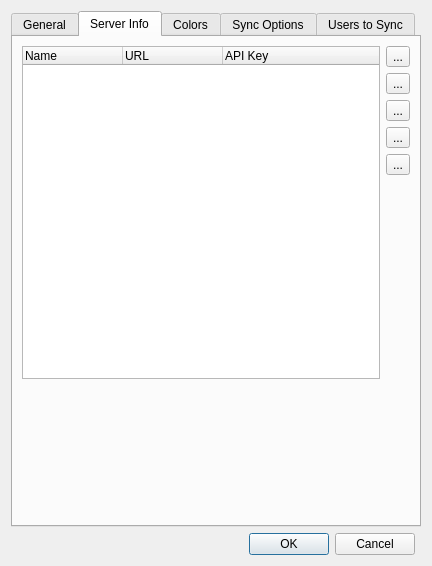
First picture: the form in UI/SettingsDlg.ui, repository towel42-com/EmbySync, before the edit.
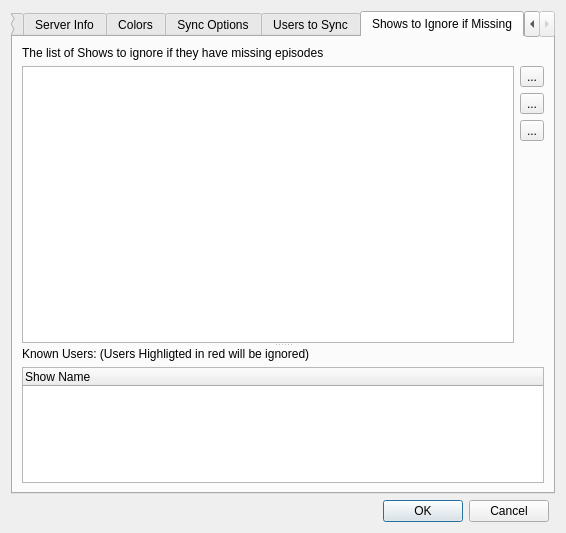
Second picture: the form after the edit. Icons and pictures are not drawn.

Commit message: Working finding of missing episodes

Diff of the .ui file:
```diff
--- a/UI/SettingsDlg.ui
+++ b/UI/SettingsDlg.ui
@@ -6,8 +6,8 @@
    <rect>
     <x>0</x>
     <y>0</y>
-    <width>432</width>
-    <height>566</height>
+    <width>566</width>
+    <height>533</height>
    </rect>
   </property>
   <property name="windowTitle">
@@ -17,7 +17,7 @@
    <item row="2" column="0" colspan="2">
     <widget class="QTabWidget" name="tabWidget">
      <property name="currentIndex">
-      <number>1</number>
+      <number>5</number>
      </property>
      <widget class="QWidget" name="tab_5">
       <attribute name="title">
@@ -435,9 +435,62 @@
           </size>
          </property>
         </spacer>
+       </item>
+      </layout>
+     </widget>
+     <widget class="QWidget" name="showsToIgnoreTab">
+      <attribute name="title">
+       <string>Shows to Ignore if Missing</string>
+      </attribute>
+      <layout class="QVBoxLayout" name="verticalLayout_4">
+       <item>
+        <widget class="QSplitter" name="splitter_2">
+         <property name="orientation">
+          <enum>Qt::Vertical</enum>
+         </property>
+         <widget class="QWidget" name="">
+          <layout class="QGridLayout" name="gridLayout_6">
+           <item row="0" column="0">
+            <widget class="QLabel" name="label_8">
+             <property name="text">
+              <string>The list of Shows to ignore if they have missing episodes</string>
+             </property>
+            </widget>
+           </item>
+           <item row="1" column="0" rowspan="4">
+            <widget class="QListWidget" name="showsList">
+             <property name="sizePolicy">
+              <sizepolicy hsizetype="Expanding" vsizetype="Expanding">
+               <horstretch>0</horstretch>
+               <verstretch>1</verstretch>
+              </sizepolicy>
+             </property>
+            </widget>
+           </item>
+           <item row="1" column="1">
+            <widget class="QToolButton" name="addShow">
+             <property name="text">
+              <string>...</string>
+             </property>
+             <property name="icon">
+              <iconset resource="../SABUtils/resources/SABUtils.qrc">
+               <normaloff>:/SABUtilsResources/add.png</normaloff>:/SABUtilsResources/add.png</iconset>
+             </property>
+            </widget>
+           </item>
+           <item row="2" column="1">
+            <widget class="QToolButton" name="delShow">
+             <property name="text">
+              <string>...</string>
+             </property>
+             <property name="icon">
+              <iconset resource="../SABUtils/resources/SABUtils.qrc">
+               <normaloff>:/SABUtilsResources/delete.png</normaloff>:/SABUtilsResources/delete.png</iconset>
+             </property>
+            </widget>
        </item>
        <item row="3" column="1">
-        <widget class="QToolButton" name="editUser">
+            <widget class="QToolButton" name="editShow">
          <property name="text">
           <string>...</string>
          </property>
@@ -446,6 +499,71 @@
            <normaloff>:/SABUtilsResources/edit.png</normaloff>:/SABUtilsResources/edit.png</iconset>
          </property>
         </widget>
+           </item>
+           <item row="4" column="1">
+            <spacer name="verticalSpacer_6">
+             <property name="orientation">
+              <enum>Qt::Vertical</enum>
+             </property>
+             <property name="sizeHint" stdset="0">
+              <size>
+               <width>20</width>
+               <height>368</height>
+              </size>
+             </property>
+            </spacer>
+           </item>
+          </layout>
+         </widget>
+         <widget class="QWidget" name="">
+          <layout class="QVBoxLayout" name="verticalLayout_3">
+           <item>
+            <widget class="QLabel" name="label_9">
+             <property name="text">
+              <string>Known Users: (Users Highligted in red will be ignored)</string>
+             </property>
+            </widget>
+           </item>
+           <item>
+            <widget class="QTreeWidget" name="knownShows">
+             <property name="sizePolicy">
+              <sizepolicy hsizetype="Expanding" vsizetype="Expanding">
+               <horstretch>0</horstretch>
+               <verstretch>1</verstretch>
+              </sizepolicy>
+             </property>
+             <property name="editTriggers">
+              <set>QAbstractItemView::NoEditTriggers</set>
+             </property>
+             <property name="alternatingRowColors">
+              <bool>true</bool>
+             </property>
+             <attribute name="headerStretchLastSection">
+              <bool>true</bool>
+             </attribute>
+             <column>
+              <property name="text">
+               <string>Show Name</string>
+              </property>
+             </column>
+            </widget>
+           </item>
+          </layout>
+         </widget>
+        </widget>
+       </item>
+       <item>
+        <spacer name="verticalSpacer_8">
+         <property name="orientation">
+          <enum>Qt::Vertical</enum>
+         </property>
+         <property name="sizeHint" stdset="0">
+          <size>
+           <width>20</width>
+           <height>40</height>
+          </size>
+         </property>
+        </spacer>
        </item>
       </layout>
      </widget>
```
Left out of the diff: 125 changed lines with no effect on the pictures. Lines whose indentation alone changed are shown as unchanged. The commit also changes 44 other files.
